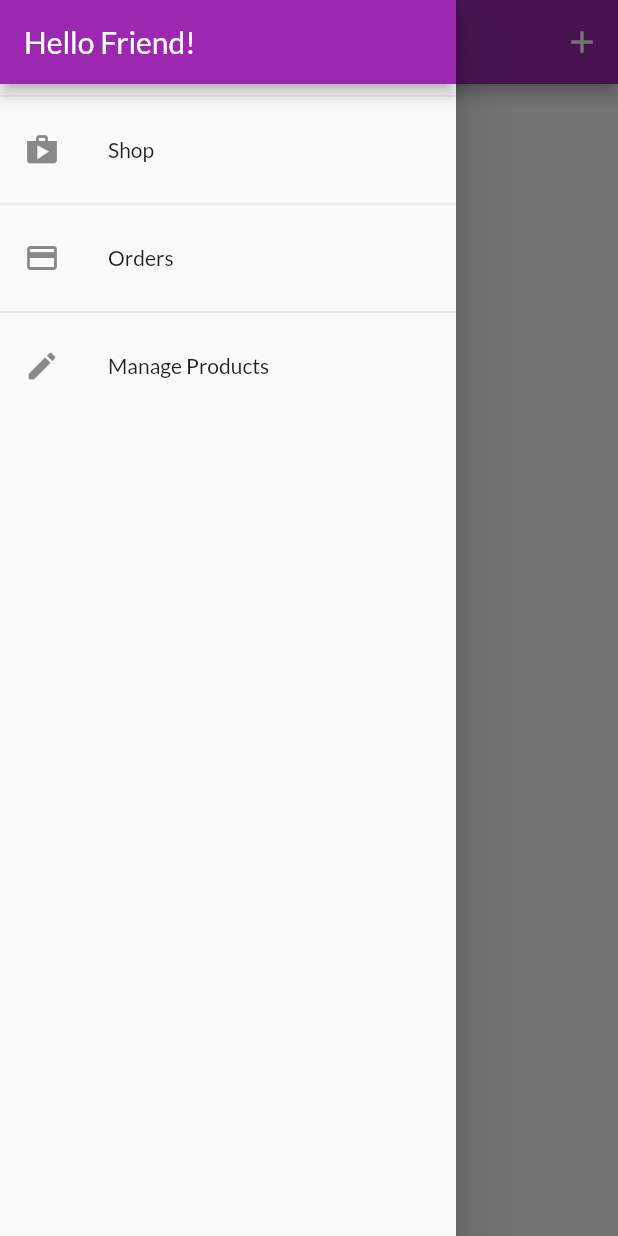
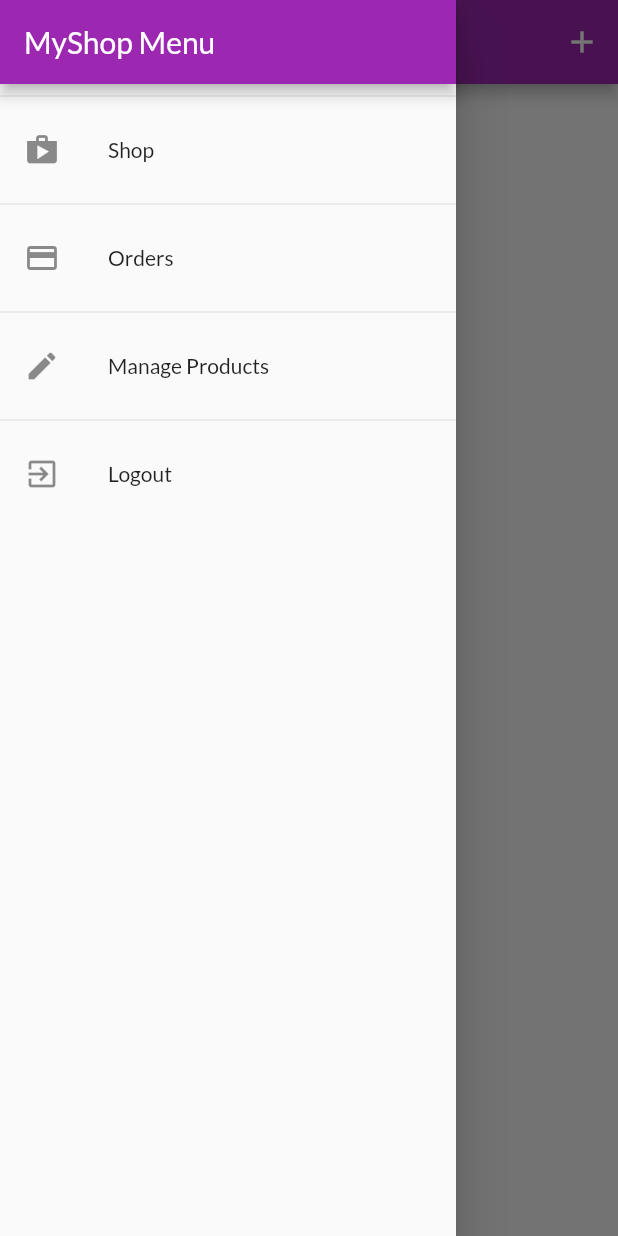
Before and after one commit to medAmineBell/ShopApp, a Flutter app: the UserProductsScreen screen opened by its route, with the side drawer open, on a phone screen of 412 x 824 dp. Run offline on Flutter 3.47's test engine with Material 2 defaults, Android fonts, the phone set to English and light mode, and no system bars; our stand-ins replace shared_preferences; accounts and stored records are empty; network calls fail.

```diff
--- /dev/null
+++ b/lib/helpers/custom_route.dart
@@ -0,0 +1,46 @@
+import 'package:flutter/material.dart';
+
+class CustomRoute<T> extends MaterialPageRoute<T> {
+  CustomRoute({
+    WidgetBuilder builder,
+    RouteSettings settings,
+  }) : super(
+          builder: builder,
+          settings: settings,
+        );
+
+  @override
+  Widget buildTransitions(
+    BuildContext context,
+    Animation<double> animation,
+    Animation<double> secondaryAnimation,
+    Widget child,
+  ) {
+    if (settings.name == '/') {
+      return child;
+    }
+    return FadeTransition(
+      opacity: animation,
+      child: child,
+    );
+  }
+}
+
+class CustomPageTransitionBuilder extends PageTransitionsBuilder {
+  @override
+  Widget buildTransitions<T>(
+    PageRoute<T> route,
+    BuildContext context,
+    Animation<double> animation,
+    Animation<double> secondaryAnimation,
+    Widget child,
+  ) {
+    if (route.settings.name == '/') {
+      return child;
+    }
+    return FadeTransition(
+      opacity: animation,
+      child: child,
+    );
+  }
+}
--- a/lib/providers/orders.dart
+++ b/lib/providers/orders.dart
@@ -22,15 +22,17 @@ class OrderItem {
 class Orders with ChangeNotifier {
   List<OrderItem> _orders = [];
   final String authToken;
+  final String userId;
 
-  Orders(this.authToken, this._orders);
+  Orders(this.authToken, this.userId, this._orders);
 
   List<OrderItem> get orders {
     return [..._orders];
   }
 
   Future<void> fetchAndSetOrders() async {
-    final url = 'https://test-42966.firebaseio.com/orders.json?auth=$authToken';
+    final url =
+        'https://test-42966.firebaseio.com/orders/$userId.json?auth=$authToken';
     final response = await http.get(url);
     final List<OrderItem> loadedOrders = [];
     final extractedData = json.decode(response.body) as Map<String, dynamic>;
@@ -61,7 +63,8 @@ class Orders with ChangeNotifier {
   }
 
   Future<void> addOrder(List<CartItem> cartProducts, double total) async {
-    final url = 'https://test-42966.firebaseio.com/orders.json?auth=$authToken';
+    final url =
+        'https://test-42966.firebaseio.com/orders/$userId.json?auth=$authToken';
     final timestamp = DateTime.now();
     final response = await http.post(
       url,
--- a/lib/screens/user_products_screen.dart
+++ b/lib/screens/user_products_screen.dart
@@ -10,12 +10,13 @@ class UserProductsScreen extends StatelessWidget {
   static const routeName = '/user-products';
 
   Future<void> _refreshProducts(BuildContext context) async {
-    await Provider.of<Products>(context).fetchAndSetProducts();
+    await Provider.of<Products>(context, listen: false)
+        .fetchAndSetProducts(true);
   }
 
   @override
   Widget build(BuildContext context) {
-    final productsData = Provider.of<Products>(context);
+    //final productsData = Provider.of<Products>(context);
     return Scaffold(
       appBar: AppBar(
         title: const Text('Your Products'),
@@ -29,9 +30,17 @@ class UserProductsScreen extends StatelessWidget {
         ],
       ),
       drawer: AppDrawer(),
-      body: RefreshIndicator(
+      body: FutureBuilder(
+        future: _refreshProducts(context),
+        builder: (ctx, snapshot) =>
+            snapshot.connectionState == ConnectionState.waiting
+                ? Center(
+                    child: CircularProgressIndicator(),
+                  )
+                : RefreshIndicator(
                     onRefresh: () => _refreshProducts(context),
-        child: Padding(
+                    child: Consumer<Products>(
+                      builder: (ctx, productsData, _) => Padding(
                         padding: EdgeInsets.all(8),
                         child: ListView.builder(
                           itemCount: productsData.items.length,
@@ -48,6 +57,8 @@ class UserProductsScreen extends StatelessWidget {
                         ),
                       ),
                     ),
+                  ),
+      ),
     );
   }
 }
--- a/lib/widgets/app_drawer.dart
+++ b/lib/widgets/app_drawer.dart
@@ -1,4 +1,6 @@
+import 'package:ShopApp/providers/auth.dart';
 import 'package:flutter/material.dart';
+import 'package:provider/provider.dart';
 
 import '../screens/orders_screen.dart';
 import '../screens/user_products_screen.dart';
@@ -10,7 +12,7 @@ class AppDrawer extends StatelessWidget {
       child: Column(
         children: <Widget>[
           AppBar(
-            title: Text('Hello Friend!'),
+            title: Text('MyShop Menu'),
             automaticallyImplyLeading: false,
           ),
           Divider(),
@@ -39,6 +41,16 @@ class AppDrawer extends StatelessWidget {
                   .pushReplacementNamed(UserProductsScreen.routeName);
             },
           ),
+          Divider(),
+          ListTile(
+            leading: Icon(Icons.exit_to_app),
+            title: Text('Logout'),
+            onTap: () {
+              Navigator.of(context).pop();
+              Navigator.of(context).pushReplacementNamed('/');
+              Provider.of<Auth>(context, listen: false).logout();
+            },
+          ),
         ],
       ),
     );
--- a/pubspec.yaml
+++ b/pubspec.yaml
@@ -22,6 +22,7 @@ dependencies:
   provider: ^3.0.0
   intl: ^0.15.8
   http: ^0.12.0+2
+  shared_preferences: ^0.5.12+4
 
   # The following adds the Cupertino Icons font to your application.
   # Use with the CupertinoIcons class for iOS style icons.
@@ -44,8 +45,8 @@ flutter:
   uses-material-design: true
 
   # To add assets to your application, add an assets section, like this:
-  # assets:
-  #  - images/a_dot_burr.jpeg
+  assets:
+   - assets/images/product-placeholder.png
   #  - images/a_dot_ham.jpeg
 
   # An image asset can refer to one or more resolution-specific "variants", see
```
Also changed, not shown: lib/main.dart (+23 -7 lines), lib/providers/auth.dart (+63 -0 lines), lib/providers/product.dart (+6 -6 lines), lib/providers/products.dart (+14 -6 lines), lib/screens/auth_screen.dart (+78 -23 lines), lib/screens/product_detail_screen.dart (+24 -9 lines), lib/screens/splash_screen.dart (added, +12 -0 lines), lib/widgets/order_item.dart (+11 -4 lines), lib/widgets/product_item.dart (+8 -4 lines), assets/images/product-placeholder.png (added), pubspec.lock. Lines whose indentation alone changed are shown as unchanged.
